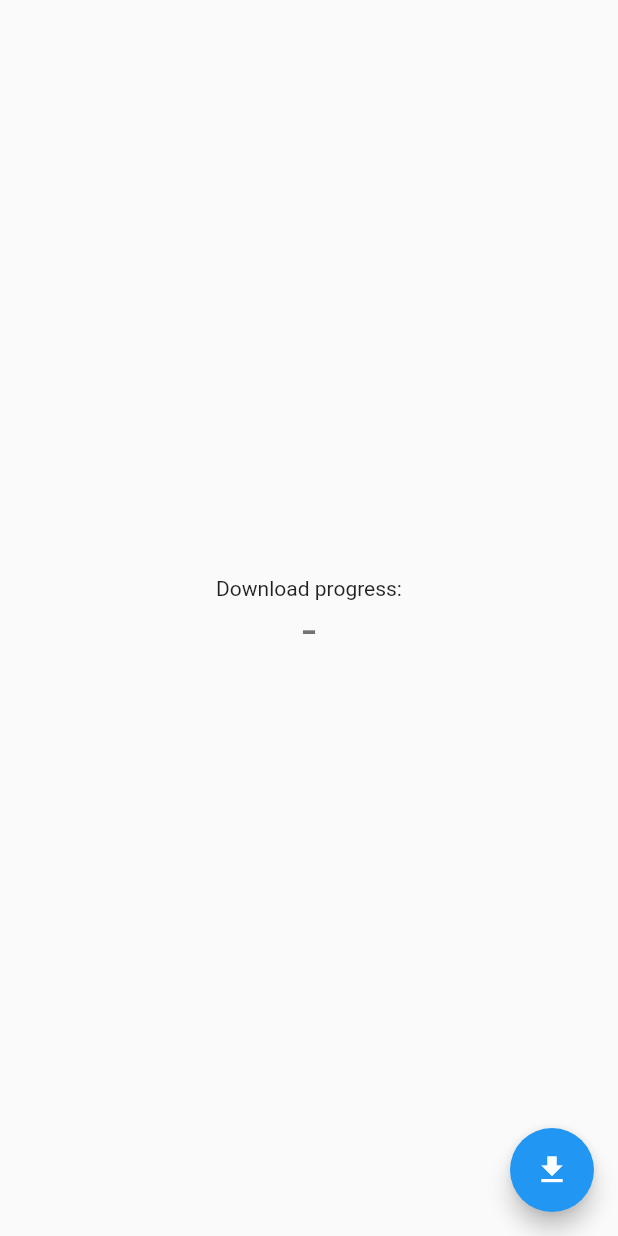
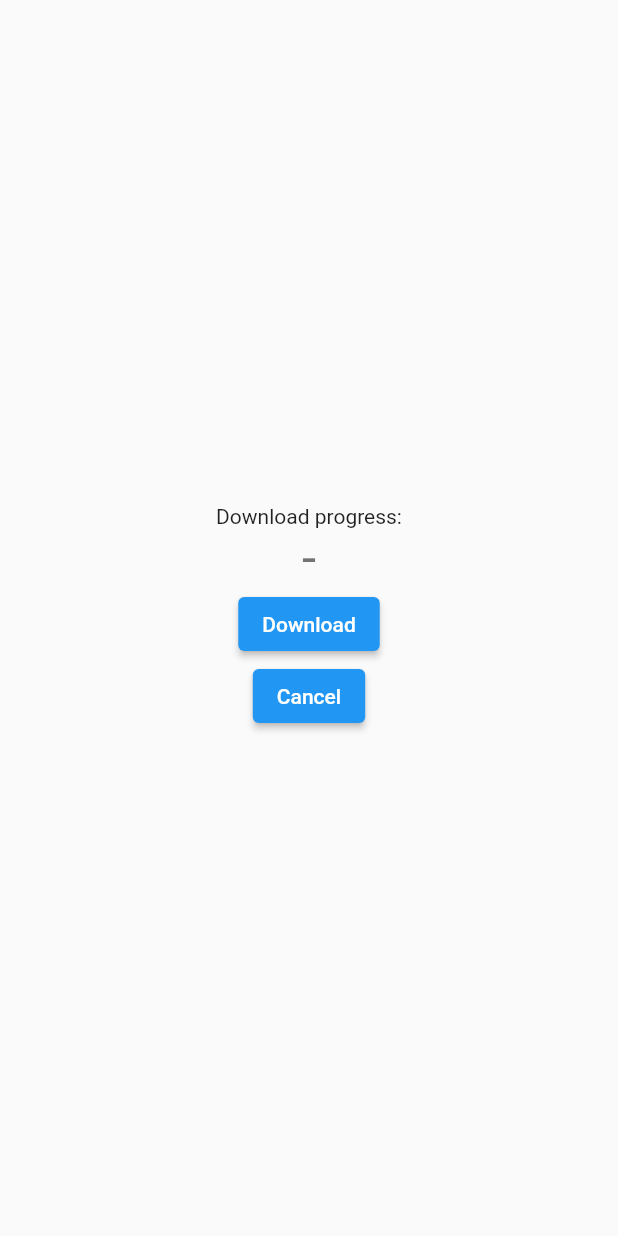
Before and after one commit to rusilver11/WA_Convert_Number, a Flutter app: the Updater screen opened directly, on a phone screen of 412 x 824 dp. Run offline on Flutter 3.47's test engine with Material 2 defaults, Android fonts, the phone set to English and light mode, and no system bars; our stand-ins replace dio, flutter_local_notifications, get, google_fonts, modal_bottom_sheet, open_file and 1 more; missing offline and left inert: downloads_path_provider_28, flutter_focus_watcher, footer.

Commit message:
adjust updater layout, fix link download update

```diff
--- a/lib/updater.dart
+++ b/lib/updater.dart
@@ -8,6 +8,7 @@ import 'package:flutter_local_notifications/flutter_local_notifications.dart';
 import 'package:open_file/open_file.dart';
 import 'package:downloads_path_provider_28/downloads_path_provider_28.dart';
 import 'package:path/path.dart' as path;
+import 'package:get/get.dart';
 
 class Updater extends StatefulWidget {
   Updater({Key key, this.scaffoldKey}) : super(key: key);
@@ -18,7 +19,8 @@ class Updater extends StatefulWidget {
 
 class _UpdaterState extends State<Updater> {
   final String _fileUrl =
-      "https://docs.google.com/uc?export=download&id=1yckQIbBf9JHCjIsPYRHG0gDBv3i8RggC";
+      // "https://docs.google.com/uc?export=download&id=1yckQIbBf9JHCjIsPYRHG0gDBv3i8RggC";
+      "https://github.com/rusilver11/English-Quiz-Java-SQLite/raw/master/app/release/app-release.apk";
   final String _fileName = "Update_App.apk";
   final Dio _dio = Dio();
 
@@ -111,12 +113,8 @@ class _UpdaterState extends State<Updater> {
 
     try {
       final response = await _dio.download(_fileUrl, savePath,
-          onReceiveProgress: (int received, int total) {
-        setState(() {
-          _progress = (received / total * 100).toStringAsFixed(0) + "%";
-          print((received / total * 100).toStringAsFixed(0) + "%");
-        });
-      });
+          options: Options(headers: {HttpHeaders.acceptEncodingHeader: "*"}),
+          onReceiveProgress: _onReceiveProgress);
       result['isSuccess'] = response.statusCode == 200;
       result['filePath'] = savePath;
     } catch (ex) {
@@ -144,6 +142,7 @@ class _UpdaterState extends State<Updater> {
       appBar: null,
       body: Center(
         child: Column(
+          mainAxisSize: MainAxisSize.min,
           mainAxisAlignment: MainAxisAlignment.center,
           children: <Widget>[
             Text('Download progress:'),
@@ -151,13 +150,17 @@ class _UpdaterState extends State<Updater> {
               '$_progress',
               // ignore: deprecated_member_use
               style: Theme.of(context).textTheme.display1,
-            )
+            ),
+            ElevatedButton(
+              onPressed: _download,
+              child: Text("Download"),
+            ),
+            ElevatedButton(
+              onPressed: () => Get.back(),
+              child: Text("Cancel"),
+            ),
           ],
         ),
-      ),
-      floatingActionButton: FloatingActionButton(
-        onPressed: _download,
-        child: Icon(Icons.file_download),
       ),
     );
   }
```
Also changed, not shown: lib/main.dart (+22 -5 lines).
